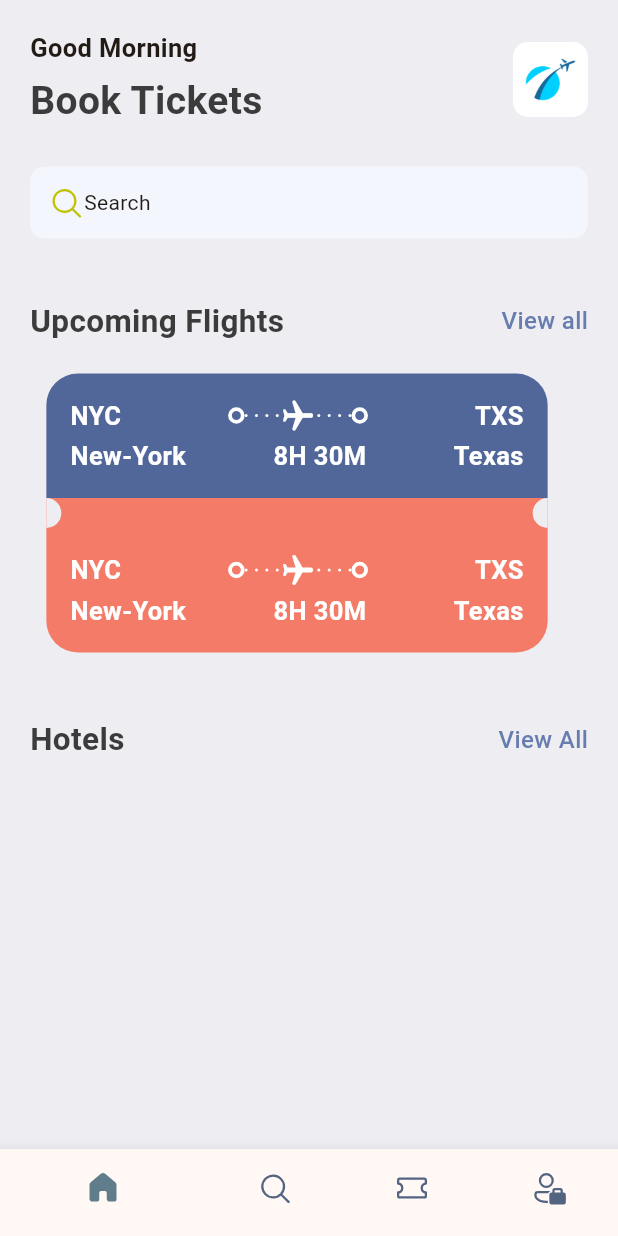
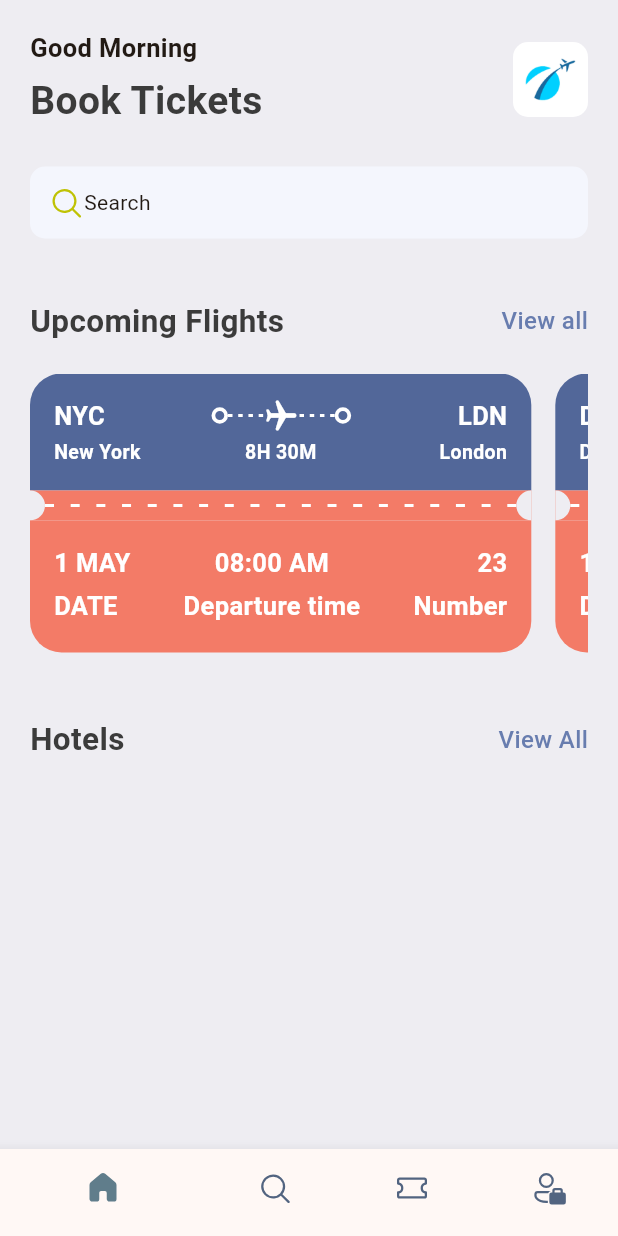
Before and after one commit to retzonel/ticket-app, a Flutter app: the screen it shows after launch, on a phone screen of 412 x 824 dp. Run offline on Flutter 3.47's test engine with Material 3 defaults, Android fonts, the phone set to English and light mode, and no system bars; our stand-ins replace fluentui_icons.

Commit message:
Refactor styles, update BigCircle widget, modify HomeScreen layout, and enhance AppLayoutBuilderWidget functionality.

```diff
--- a/lib/base/res/styles/app_styles.dart
+++ b/lib/base/res/styles/app_styles.dart
@@ -27,4 +27,8 @@ class AppStyles {
     fontSize: 17,
     fontWeight: FontWeight.w700,
   );
+  static TextStyle headLineStyle4 = const TextStyle(
+    fontSize: 13,
+    fontWeight: FontWeight.w700,
+  );
 }
--- /dev/null
+++ b/lib/base/utils/app_json.dart
@@ -0,0 +1,58 @@
+List<Map<String, dynamic>> ticketList = [
+  {
+    'from': {
+      'code': "NYC",
+      'name': "New York"
+    },
+    'to': {
+      'code': "LDN",
+      'name': "London"
+    },
+    'flying_time': '8H 30M',
+    'date': "1 MAY",
+    'departure_time': "08:00 AM",
+    "number": 23
+  },
+  {
+    'from': {
+      'code': "DK",
+      'name': "Dhaka"
+    },
+    'to': {
+      'code': "SH",
+      'name': "Shanghai"
+    },
+    'flying_time': '4H 20M',
+    'date': "10 MAY",
+    'departure_time': "09:00 AM",
+    "number": 45
+  },
+  {
+    'from': {
+      'code': "LAX",
+      'name': "Los Angeles"
+    },
+    'to': {
+      'code': "TYO",
+      'name': "Tokyo"
+    },
+    'flying_time': '11H 15M',
+    'date': "15 MAY",
+    'departure_time': "07:30 PM",
+    "number": 67
+  },
+  {
+    'from': {
+      'code': "PAR",
+      'name': "Paris"
+    },
+    'to': {
+      'code': "BER",
+      'name': "Berlin"
+    },
+    'flying_time': '1H 45M',
+    'date': "20 MAY",
+    'departure_time': "02:00 PM",
+    "number": 89
+  },
+];
--- /dev/null
+++ b/lib/base/widgets/app_column_text_layout.dart
@@ -0,0 +1,26 @@
+import 'package:flutter/material.dart';
+import 'package:ticket_app/base/widgets/text_style_third.dart';
+
+class AppColumnTextLayout extends StatelessWidget {
+  final CrossAxisAlignment crossAxisAlignment;
+  final String firstText;
+  final String secondText;
+  const AppColumnTextLayout({
+    super.key,
+    this.crossAxisAlignment = CrossAxisAlignment.start,
+    required this.firstText,
+    required this.secondText
+  });
+
+  @override
+  Widget build(BuildContext context) {
+    return Column(
+      crossAxisAlignment: crossAxisAlignment,
+      children: [
+        TextStyleThird(text: firstText),
+        const SizedBox(height: 5),
+        TextStyleThird(text: secondText),
+      ],
+    );
+  }
+}
--- a/lib/base/widgets/app_double_text.dart
+++ b/lib/base/widgets/app_double_text.dart
@@ -16,23 +16,17 @@ class AppDoubleText extends StatelessWidget {
     return Row(
       mainAxisAlignment: MainAxisAlignment.spaceBetween,
       children: [
-        Text(
-          bigText,
-          style: AppStyles.headLineStyle2
-        ),
+        Text(bigText, style: AppStyles.headLineStyle2),
         InkWell(
-          onTap: (){
+          onTap: () {
+            print("tapped");
           },
           child: Text(
             smallText,
-            style: AppStyles.textStyle.copyWith(
-              color: AppStyles.primaryColor,
-            ),
+            style: AppStyles.textStyle.copyWith(color: AppStyles.primaryColor),
           ),
-        )
+        ),
       ],
     );
   }
-
-
 }
--- a/lib/base/widgets/app_layoutbuilder_widget.dart
+++ b/lib/base/widgets/app_layoutbuilder_widget.dart
@@ -2,8 +2,13 @@ import 'package:flutter/material.dart';
 
 class AppLayoutBuilderWidget extends StatelessWidget {
   final int randomDivider;
+  final double witdh;
 
-  const AppLayoutBuilderWidget({super.key, required this.randomDivider});
+  const AppLayoutBuilderWidget({
+    super.key,
+    required this.randomDivider,
+    this.witdh = 3,
+  });
 
   @override
   Widget build(BuildContext context) {
@@ -15,11 +20,13 @@ class AppLayoutBuilderWidget extends StatelessWidget {
 
           children: List.generate(
             (constraints.constrainWidth() / randomDivider).floor(),
-            (index) => const SizedBox(
-              width: 2,
+            (index) => SizedBox(
+              width: witdh,
               height: 2,
               child: DecoratedBox(
-                decoration: BoxDecoration(color: Colors.white, shape: BoxShape.circle),
+                decoration: BoxDecoration(
+                  color: Colors.white,
+                ),
               ),
             ),
           ),
--- a/lib/base/widgets/big_circle.dart
+++ b/lib/base/widgets/big_circle.dart
@@ -15,11 +15,11 @@ class BigCircle extends StatelessWidget {
           color: AppStyles.bgColor,
 
           borderRadius: isRight==true ? BorderRadius.only(
+            topLeft: Radius.circular(10),
+            bottomLeft: Radius.circular(10),
+          ) :  BorderRadius.only(
             topRight: Radius.circular(10),
             bottomRight: Radius.circular(10),
-          ) :  BorderRadius.only(
-            topLeft: Radius.circular(10),
-            bottomLeft: Radius.circular(10),
           ),
         ),
       ),
--- /dev/null
+++ b/lib/base/widgets/text_style_fourth.dart
@@ -0,0 +1,17 @@
+import 'package:flutter/material.dart';
+import 'package:ticket_app/base/res/styles/app_styles.dart';
+
+class TextStyleFourth extends StatelessWidget {
+  final String text;
+  final TextAlign align;
+  const TextStyleFourth({super.key, required this.text, this.align = TextAlign.start});
+
+  @override
+  Widget build(BuildContext context) {
+    return Text(
+      text,
+      textAlign: align,
+      style: AppStyles.headLineStyle4.copyWith(color: Colors.white),
+    );
+  }
+}
--- /dev/null
+++ b/lib/base/widgets/text_style_third.dart
@@ -0,0 +1,15 @@
+import 'package:flutter/material.dart';
+import 'package:ticket_app/base/res/styles/app_styles.dart';
+
+class TextStyleThird extends StatelessWidget {
+  final String text;
+  const TextStyleThird({super.key, required this.text});
+
+  @override
+  Widget build(BuildContext context) {
+    return Text(
+      text,
+      style: AppStyles.headLineStyle3.copyWith(color: Colors.white),
+    );
+  }
+}
--- a/lib/base/widgets/ticket_view.dart
+++ b/lib/base/widgets/ticket_view.dart
@@ -1,12 +1,15 @@
-import 'package:fluentui_icons/fluentui_icons.dart';
 import 'package:flutter/material.dart';
 import 'package:ticket_app/base/res/styles/app_styles.dart';
+import 'package:ticket_app/base/widgets/app_column_text_layout.dart';
 import 'package:ticket_app/base/widgets/app_layoutbuilder_widget.dart';
 import 'package:ticket_app/base/widgets/big_circle.dart';
 import 'package:ticket_app/base/widgets/big_dot.dart';
+import 'package:ticket_app/base/widgets/text_style_fourth.dart';
+import 'package:ticket_app/base/widgets/text_style_third.dart';
 
 class TicketView extends StatelessWidget {
-  const TicketView({super.key});
+  final Map<String, dynamic> ticket;
+  const TicketView({super.key, required this.ticket});
 
   @override
   Widget build(BuildContext context) {
@@ -20,6 +23,7 @@ class TicketView extends StatelessWidget {
         margin: EdgeInsets.only(right: 16),
         child: Column(
           children: [
+            //blue part of the ticket
             Container(
               padding: EdgeInsets.all(16),
               decoration: BoxDecoration(
@@ -35,12 +39,7 @@ class TicketView extends StatelessWidget {
                   //sow depature and destonation with icons first line
                   Row(
                     children: [
-                      Text(
-                        "NYC",
-                        style: AppStyles.headLineStyle3.copyWith(
-                          color: Colors.white,
-                        ),
-                      ),
+                      TextStyleThird(text: ticket["from"]["code"]),
                       Expanded(child: Container()),
                       const BigDot(),
                       //plane and dots
@@ -67,38 +66,32 @@ class TicketView extends StatelessWidget {
                       //end plane and dots
                       const BigDot(),
                       Expanded(child: Container()),
-                      Text(
-                        "TXS",
-                        style: AppStyles.headLineStyle3.copyWith(
-                          color: Colors.white,
-                        ),
-                      ),
+
+                      TextStyleThird(text: ticket["to"]["code"]),
                     ],
                   ),
                   const SizedBox(height: 3),
                   //show departure and destination names with time
                   Row(
                     children: [
-                      Text(
-                        "New-York",
-                        style: AppStyles.headLineStyle3.copyWith(
-                          color: Colors.white,
-                        ),
+                      SizedBox(
+                        width: 100,
+                        child: TextStyleFourth(text: ticket["from"]["name"]),
                       ),
                       Expanded(child: Container()),
 
-                      Text(
-                        "8H 30M",
-                        style: AppStyles.headLineStyle3.copyWith(
-                          color: Colors.white,
-                        ),
+                      TextStyleFourth(
+                        text: ticket["flying_time"],
+                        align: TextAlign.center,
                       ),
 
                       Expanded(child: Container()),
-                      Text(
-                        "Texas",
-                        style: AppStyles.headLineStyle3.copyWith(
-                          color: Colors.white,
+
+                      SizedBox(
+                        width: 100,
+                        child: TextStyleFourth(
+                          text: ticket["to"]["name"],
+                          align: TextAlign.end,
                         ),
                       ),
                     ],
@@ -107,18 +100,22 @@ class TicketView extends StatelessWidget {
               ),
             ),
 
+            //semi circle cut part and dots
             Container(
               height: 20,
               color: AppStyles.ticketOrange,
               child: Row(
                 children: [
-                  BigCircle(isRight: true,),
-                  Expanded(child: Column(),),
-                  BigCircle(isRight: false,)
+                  BigCircle(isRight: false),
+                  Expanded(
+                    child: AppLayoutBuilderWidget(randomDivider: 16, witdh: 6),
+                  ),
+                  BigCircle(isRight: true),
                 ],
               ),
             ),
 
+            //orange part of the ticket
             Container(
               padding: EdgeInsets.all(16),
               decoration: BoxDecoration(
@@ -133,75 +130,26 @@ class TicketView extends StatelessWidget {
                 children: [
                   //sow depature and destonation with icons first line
                   Row(
+                    mainAxisAlignment: MainAxisAlignment.spaceBetween,
                     children: [
-                      Text(
-                        "NYC",
-                        style: AppStyles.headLineStyle3.copyWith(
-                          color: Colors.white,
-                        ),
+                      AppColumnTextLayout(
+                        firstText: ticket["date"],
+                        secondText: "DATE",
+                        crossAxisAlignment: CrossAxisAlignment.start,
                       ),
-                      Expanded(child: Container()),
-                      const BigDot(),
-                      //plane and dots
-                      Expanded(
-                        child: Stack(
-                          children: [
-                            SizedBox(
-                              height: 24,
-                              child: AppLayoutBuilderWidget(randomDivider: 6),
-                            ),
-                            Center(
-                              child: Transform.rotate(
-                                angle: 1.57,
-                                child: Icon(
-                                  Icons.local_airport_rounded,
-                                  color: Colors.white,
-                                  size: 24,
-                                ),
-                              ),
-                            ),
-                          ],
-                        ),
+                      AppColumnTextLayout(
+                        firstText: ticket["departure_time"],
+                        secondText: "Departure time",
+                        crossAxisAlignment: CrossAxisAlignment.center,
                       ),
-                      //end plane and dots
-                      const BigDot(),
-                      Expanded(child: Container()),
-                      Text(
-                        "TXS",
-                        style: AppStyles.headLineStyle3.copyWith(
-                          color: Colors.white,
-                        ),
+                      AppColumnTextLayout(
+                        firstText: ticket["number"].toString(),
+                        secondText: "Number",
+                        crossAxisAlignment: CrossAxisAlignment.end,
                       ),
                     ],
                   ),
                   const SizedBox(height: 3),
-                  //show departure and destination names with time
-                  Row(
-                    children: [
-                      Text(
-                        "New-York",
-                        style: AppStyles.headLineStyle3.copyWith(
-                          color: Colors.white,
-                        ),
-                      ),
-                      Expanded(child: Container()),
-
-                      Text(
-                        "8H 30M",
-                        style: AppStyles.headLineStyle3.copyWith(
-                          color: Colors.white,
-                        ),
-                      ),
-
-                      Expanded(child: Container()),
-                      Text(
-                        "Texas",
-                        style: AppStyles.headLineStyle3.copyWith(
-                          color: Colors.white,
-                        ),
-                      ),
-                    ],
-                  ),
                 ],
               ),
             ),
--- a/lib/main.dart
+++ b/lib/main.dart
@@ -4,23 +4,13 @@ import 'package:ticket_app/base/bottom_nav_bar.dart';
 void main() {
   runApp(const MyApp());
 
-  var test = TestClass(4, 10);
-  print(test.x + test.y);
-
-  var newTest = test.copyWith(x:30);
-  print(newTest.x + newTest.y);
-
-  var newTest2 = test.copyWith(y:50);
-  print(newTest2.x + newTest2.y);
-}
-
-class TestClass {
-  int x;
-  int y;
-  TestClass(this.x, this.y);
-  TestClass copyWith({int? x, int? y}) {
-    return TestClass(x ?? this.x, y ?? this.y);
-  }
+  int x = 10;
+  x == 10 ? print("He is a kid") : print("He is not a kid");
+  // if (x == 10) {
+  //   print("He is a kid");
+  // } else {
+  //   print("He is not a kid");
+  // }
 }
 
 class MyApp extends StatelessWidget {
--- a/lib/screens/home_screen.dart
+++ b/lib/screens/home_screen.dart
@@ -2,6 +2,7 @@ import 'package:fluentui_icons/fluentui_icons.dart';
 import 'package:flutter/material.dart';
 import 'package:ticket_app/base/res/media.dart';
 import 'package:ticket_app/base/res/styles/app_styles.dart';
+import 'package:ticket_app/base/utils/app_json.dart';
 import 'package:ticket_app/base/widgets/app_double_text.dart';
 import 'package:ticket_app/base/widgets/ticket_view.dart';
 
@@ -73,7 +74,14 @@ class HomeScreen extends StatelessWidget {
                   smallText: "View all",
                 ),
                 SizedBox(height: 20),
-                TicketView(),
+                SingleChildScrollView(
+                  scrollDirection: Axis.horizontal,
+                  child: Row(
+                    children: ticketList
+                        .map((singleTicket) => TicketView(ticket: singleTicket))
+                        .toList(),
+                  ),
+                ),
                 SizedBox(height: 40),
                 AppDoubleText(bigText: "Hotels", smallText: "View All"),
               ],
```
Also changed, not shown: lib/base/utils/hold_stuff.txt (added, +65 -0 lines).
